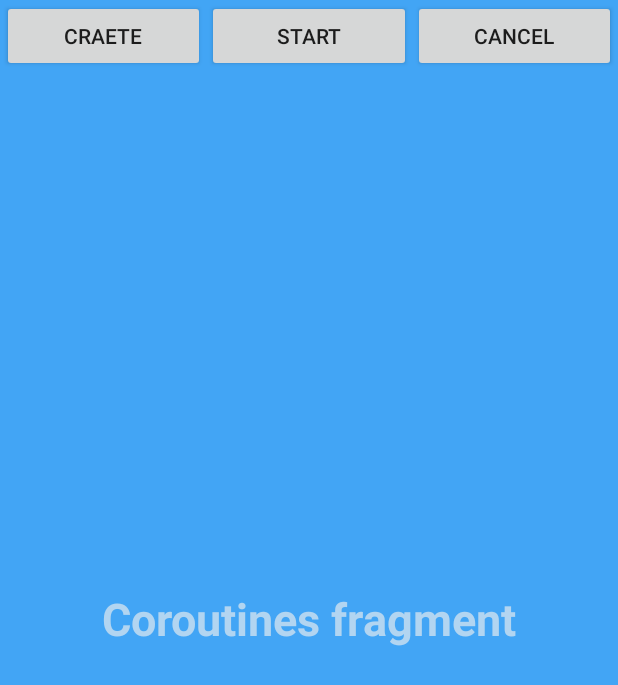
After one commit to antoshk/Android_02_Layouts, an Android app: the fragment TreadsFragment placed in its activity, on a phone screen of 412 x 824 dp. The commit adds this screen. Shown: the top 685 px of the screen. Run offline under Robolectric (Android 15) with nearby library versions, the phone set to English and light mode, and no system bars; pictures from the network do not load.

Commit message:
накрутил потоков в той мере, в которой понял задание

```diff
--- a/app/src/main/java/com/antoshk/android/homework/FragmentLoader.kt
+++ b/app/src/main/java/com/antoshk/android/homework/FragmentLoader.kt
@@ -4,7 +4,7 @@ import androidx.fragment.app.Fragment
 import androidx.fragment.app.FragmentManager
 
 interface FragmentLoader {
-    fun loadFragment(fragment: Fragment)
+    fun loadFragment(fragment: Fragment, addToBackStack: Boolean = true)
 
     fun getSupportManager(): FragmentManager
 }
--- a/app/src/main/java/com/antoshk/android/homework/FragmentLoaderActivity.kt
+++ b/app/src/main/java/com/antoshk/android/homework/FragmentLoaderActivity.kt
@@ -7,23 +7,28 @@ import androidx.fragment.app.FragmentManager
 import com.antoshk.android.R
 import com.antoshk.android.homework.fragment.MoviesFragment
 
-class FragmentLoaderActivity: AppCompatActivity(), FragmentLoader{
+class FragmentLoaderActivity : AppCompatActivity(), FragmentLoader {
+
 
     override fun onCreate(savedInstanceState: Bundle?) {
         super.onCreate(savedInstanceState)
         setContentView(R.layout.frame_container)
-
-        loadFragment(MoviesFragment())
+        if (savedInstanceState == null) {
+            loadFragment(MoviesFragment(), false)
+        }
     }
 
     override fun getSupportManager(): FragmentManager {
         return supportFragmentManager
     }
 
-    override fun loadFragment(fragment: Fragment) {
-        supportFragmentManager
+    override fun loadFragment(fragment: Fragment, addToBackStack: Boolean) {
+        val transaction = supportFragmentManager
             .beginTransaction()
-            .addToBackStack(null)
+        if (addToBackStack) {
+            transaction.addToBackStack(null)
+        }
+        transaction
             .replace(R.id.container, fragment)
             .commit()
     }
--- a/app/src/main/java/com/antoshk/android/homework/fragment/MoviesFragment.kt
+++ b/app/src/main/java/com/antoshk/android/homework/fragment/MoviesFragment.kt
@@ -5,6 +5,7 @@ import android.os.Bundle
 import android.view.LayoutInflater
 import android.view.View
 import android.view.ViewGroup
+import androidx.appcompat.widget.Toolbar
 import androidx.fragment.app.Fragment
 import androidx.recyclerview.widget.DividerItemDecoration
 import androidx.recyclerview.widget.LinearLayoutManager
@@ -13,6 +14,9 @@ import com.antoshk.android.R
 import com.antoshk.android.homework.FragmentLoader
 import com.antoshk.android.homework.adapter.MovieRecyclerAdapter
 import com.antoshk.android.homework.repository.MovieRepo
+import com.antoshk.android.homework.thread.factory.CoroutineTaskFactory
+import com.antoshk.android.homework.thread.factory.JavaTreadsTaskFactory
+
 
 class MoviesFragment : Fragment() {
 
@@ -24,12 +28,18 @@ class MoviesFragment : Fragment() {
         savedInstanceState: Bundle?
     ): View = inflater.inflate(R.layout.activity_movies, container, false)
 
-    override fun onAttach(context: Context?) {
+    override fun onAttach(context: Context) {
         super.onAttach(context)
         if (context is FragmentLoader) {
             fragmentLoader = context
         }
     }
+
+    override fun onDetach() {
+        super.onDetach()
+        fragmentLoader = null
+    }
+
 
     override fun onViewCreated(view: View, savedInstanceState: Bundle?) {
         super.onViewCreated(view, savedInstanceState)
@@ -47,6 +57,29 @@ class MoviesFragment : Fragment() {
         val decoration = DividerItemDecoration(view.context, DividerItemDecoration.VERTICAL)
         list.addItemDecoration(decoration)
 
+        processMenu(view)
+
+    }
+
+    private fun processMenu(view: View){
+        val toolbar: Toolbar = view.findViewById(R.id.toolbar)
+        toolbar.inflateMenu(R.menu.threads_menu)
+
+        toolbar.setOnMenuItemClickListener {
+            when (it.itemId){
+                R.id.menuCoroutines -> {
+                    fragmentLoader?.loadFragment(TreadsFragment.newInstance(CoroutineTaskFactory()))
+                    true
+                }
+                R.id.menuThreads -> {
+                    fragmentLoader?.loadFragment(TreadsFragment.newInstance(JavaTreadsTaskFactory()))
+                    true
+                }
+                else -> {
+                    super.onOptionsItemSelected(it)
+                }
+            }
+        }
     }
 
 }
--- /dev/null
+++ b/app/src/main/java/com/antoshk/android/homework/fragment/TreadsFragment.kt
@@ -0,0 +1,137 @@
+package com.antoshk.android.homework.fragment
+
+import android.content.Context
+import android.os.Bundle
+import android.view.LayoutInflater
+import android.view.View
+import android.view.ViewGroup
+import android.widget.Button
+import android.widget.TextView
+import androidx.fragment.app.Fragment
+import com.antoshk.android.R
+import com.antoshk.android.homework.FragmentLoader
+import com.antoshk.android.homework.thread.CounterTask
+import com.antoshk.android.homework.thread.CounterTaskStates
+import com.antoshk.android.homework.thread.TaskEventListener
+import com.antoshk.android.homework.thread.factory.TaskFactory
+import kotlinx.coroutines.CoroutineScope
+import kotlinx.coroutines.Dispatchers
+import kotlinx.coroutines.SupervisorJob
+import java.lang.ref.WeakReference
+
+const val ARG_COUNTER_STATE = "ARG_COUNTER_STATE"
+const val ARG_STATE = "ARG_STATE"
+
+class TreadsFragment : Fragment(), CoroutineScope, TaskEventListener {
+
+    override val coroutineContext = SupervisorJob() + Dispatchers.Main
+    private var fragmentLoader: FragmentLoader? = null
+    private var counterTask: CounterTask? = null
+    private var state = CounterTaskStates.NOT_CREATED
+    private var taskFactory: TaskFactory? = null
+
+    companion object {
+        private const val TASK_FACTORY = "TASK_FACTORY"
+
+        fun newInstance(taskFactory: TaskFactory): TreadsFragment {
+            val fragment = TreadsFragment()
+            val bundle = Bundle()
+            bundle.putSerializable(TASK_FACTORY, taskFactory)
+            fragment.arguments = bundle
+            return fragment
+        }
+    }
+
+    override fun onCreateView(
+        inflater: LayoutInflater,
+        container: ViewGroup?,
+        savedInstanceState: Bundle?
+    ): View = inflater.inflate(R.layout.activity_threads, container, false)
+
+    override fun onAttach(context: Context) {
+        super.onAttach(context)
+        if (context is FragmentLoader) {
+            fragmentLoader = context
+        }
+    }
+
+    override fun onDetach() {
+        super.onDetach()
+        fragmentLoader = null
+    }
+
+    override fun onViewCreated(view: View, savedInstanceState: Bundle?) {
+        super.onViewCreated(view, savedInstanceState)
+
+        taskFactory = arguments?.getSerializable(TASK_FACTORY) as TaskFactory?
+        val output: TextView = view.findViewById(R.id.threads_output)
+        output.text = "Coroutines fragment"
+        view.findViewById<Button>(R.id.create_thread_button).setOnClickListener {
+            counterTask = taskFactory?.createTask(WeakReference(this), coroutineContext)
+            output.text = "Task created"
+            state = CounterTaskStates.CREATED
+        }
+        view.findViewById<Button>(R.id.start_thread_button).setOnClickListener {
+            counterTask?.start()
+        }
+        view.findViewById<Button>(R.id.cancel_thread_button).setOnClickListener {
+            counterTask?.cancel()
+            output.text = "Task canceled"
+            state = CounterTaskStates.FINISHED
+        }
+
+        restoreState(savedInstanceState)
+
+    }
+
+    private fun restoreState(savedInstanceState: Bundle?) {
+        if (savedInstanceState != null) {
+
+            val savedState = (savedInstanceState.getSerializable(ARG_STATE) ?: CounterTaskStates.NOT_CREATED) as CounterTaskStates
+            val savedValue: String? = savedInstanceState.getString(ARG_COUNTER_STATE)
+
+            when (savedState) {
+                CounterTaskStates.STARTED -> {
+                    savedValue?.toIntOrNull()?.let { initValue: Int ->
+                        counterTask = taskFactory?.createTask(WeakReference(this), coroutineContext, initValue)
+                        counterTask?.start()
+                    }
+                }
+                CounterTaskStates.CREATED -> {
+                    counterTask = taskFactory?.createTask(WeakReference(this), coroutineContext)
+                    updateText(savedValue)
+                }
+                else -> updateText(savedValue)
+            }
+
+        }
+    }
+
+    override fun onSaveInstanceState(outState: Bundle) {
+        view?.findViewById<TextView>(R.id.threads_output).run {
+            outState.putString(ARG_COUNTER_STATE, this?.text.toString())
+        }
+        outState.putSerializable(ARG_STATE, state)
+        super.onSaveInstanceState(outState)
+    }
+
+    override fun onPreExecute() {
+        updateText("Task started")
+        state = CounterTaskStates.STARTED
+    }
+
+    override fun onPostExecute() {
+        updateText("Done")
+        state = CounterTaskStates.FINISHED
+    }
+
+    override fun onProgressUpdate(progress: Int) {
+        updateText(progress.toString())
+    }
+
+    private fun updateText(text: String?) {
+        view?.findViewById<TextView>(R.id.threads_output).run {
+            this?.text = text
+        }
+    }
+}
--- /dev/null
+++ b/app/src/main/java/com/antoshk/android/homework/thread/CounterTask.kt
@@ -0,0 +1,6 @@
+package com.antoshk.android.homework.thread
+
+interface CounterTask {
+    fun start()
+    fun cancel()
+}
--- /dev/null
+++ b/app/src/main/java/com/antoshk/android/homework/thread/CounterTaskStates.kt
@@ -0,0 +1,5 @@
+package com.antoshk.android.homework.thread
+
+enum class CounterTaskStates {
+    NOT_CREATED, CREATED, STARTED, FINISHED
+}
--- /dev/null
+++ b/app/src/main/java/com/antoshk/android/homework/thread/TaskEventListener.kt
@@ -0,0 +1,8 @@
+package com.antoshk.android.homework.thread
+
+interface TaskEventListener {
+
+    fun onPreExecute()
+    fun onPostExecute()
+    fun onProgressUpdate(progress: Int)
+}
--- /dev/null
+++ b/app/src/main/res/layout/activity_threads.xml
@@ -0,0 +1,54 @@
+<?xml version="1.0" encoding="utf-8"?>
+
+
+<androidx.constraintlayout.widget.ConstraintLayout xmlns:android="http://schemas.android.com/apk/res/android"
+    xmlns:app="http://schemas.android.com/apk/res-auto"
+    xmlns:tools="http://schemas.android.com/tools"
+    android:layout_width="match_parent"
+    android:layout_height="match_parent"
+
+    android:background="#42A5F5">
+
+    <Button
+        android:id="@+id/create_thread_button"
+        android:layout_width="0dp"
+        android:layout_height="wrap_content"
+        android:text="CRAETE"
+        app:layout_constraintEnd_toStartOf="@id/start_thread_button"
+        app:layout_constraintStart_toStartOf="parent"
+        app:layout_constraintTop_toTopOf="parent"
+        app:layout_constraintWidth_percent="0.33" />
+
+    <Button
+        android:id="@+id/start_thread_button"
+        android:layout_width="0dp"
+        android:layout_height="wrap_content"
+        android:text="START"
+        app:layout_constraintEnd_toStartOf="@+id/cancel_thread_button"
+        app:layout_constraintStart_toEndOf="@+id/create_thread_button"
+        app:layout_constraintTop_toTopOf="parent"
+        app:layout_constraintWidth_percent=".33" />
+
+    <Button
+        android:id="@+id/cancel_thread_button"
+        android:layout_width="0dp"
+        android:layout_height="wrap_content"
+        android:text="CANCEL"
+        app:layout_constraintEnd_toEndOf="parent"
+        app:layout_constraintStart_toEndOf="@id/start_thread_button"
+        app:layout_constraintTop_toTopOf="parent"
+        app:layout_constraintWidth_percent=".33" />
+
+    <TextView
+        android:id="@+id/threads_output"
+        android:layout_width="wrap_content"
+        android:layout_height="wrap_content"
+        android:textColor="#B2D5F1"
+        android:textSize="30sp"
+        android:textStyle="bold"
+        tools:text="Output"
+        app:layout_constraintBottom_toBottomOf="parent"
+        app:layout_constraintEnd_toEndOf="parent"
+        app:layout_constraintStart_toStartOf="parent"
+        app:layout_constraintTop_toTopOf="parent" />
+</androidx.constraintlayout.widget.ConstraintLayout>
--- a/app/src/main/res/layout/frame_container.xml
+++ b/app/src/main/res/layout/frame_container.xml
@@ -1,13 +1,8 @@
 <?xml version="1.0" encoding="utf-8"?>
 
 <FrameLayout xmlns:android="http://schemas.android.com/apk/res/android"
-    xmlns:app="http://schemas.android.com/apk/res-auto"
     xmlns:tools="http://schemas.android.com/tools"
     android:id="@+id/container"
-    android:layout_width="0dp"
-    android:layout_height="0dp"
-    app:layout_constraintBottom_toBottomOf="parent"
-    app:layout_constraintEnd_toEndOf="parent"
-    app:layout_constraintStart_toStartOf="parent"
-    app:layout_constraintTop_toTopOf="parent"
+    android:layout_width="match_parent"
+    android:layout_height="match_parent"
     tools:context=".homework.FragmentLoaderActivity" />
--- /dev/null
+++ b/app/src/main/res/menu/threads_menu.xml
@@ -0,0 +1,12 @@
+<?xml version="1.0" encoding="utf-8"?>
+<menu xmlns:app="http://schemas.android.com/apk/res-auto"
+    xmlns:android="http://schemas.android.com/apk/res/android">
+
+    <item
+        android:id="@+id/menuCoroutines"
+        android:title="@string/open_coroutines_activity" />
+
+    <item
+        android:id="@+id/menuThreads"
+        android:title="@string/open_thread_handler_activity" />
+</menu>
--- a/app/src/main/res/values/strings.xml
+++ b/app/src/main/res/values/strings.xml
@@ -5,4 +5,6 @@
     <string name="released">Released:</string>
     <string name="movie_trailer">MOVIE TRAILER</string>
     <string name="overview">Overview:</string>
+    <string name="open_coroutines_activity">Open Coroutines Activity</string>
+    <string name="open_thread_handler_activity">Open Thread Handler Activity</string>
 </resources>
--- a/app/src/main/res/values/styles.xml
+++ b/app/src/main/res/values/styles.xml
@@ -1,7 +1,7 @@
 <resources>
 
     <!-- Base application theme. -->
-    <style name="AppTheme" parent="Theme.AppCompat.Light.DarkActionBar">
+    <style name="AppTheme" parent="Theme.AppCompat.Light.NoActionBar">
         <!-- Customize your theme here. -->
         <item name="colorPrimary">@color/colorPrimary</item>
         <item name="colorPrimaryDark">@color/colorPrimaryDark</item>
```
Also changed, not shown: app/build.gradle (+6 -4 lines), app/src/main/java/com/antoshk/android/homework/thread/CounterCoroutineTask.kt (added, +47 -0 lines), app/src/main/java/com/antoshk/android/homework/thread/JavaThreadsTask.kt (added, +70 -0 lines), app/src/main/java/com/antoshk/android/homework/thread/factory/CoroutineTaskFactory.kt (added, +13 -0 lines), app/src/main/java/com/antoshk/android/homework/thread/factory/JavaTreadsTaskFactory.kt (added, +13 -0 lines), app/src/main/java/com/antoshk/android/homework/thread/factory/TaskFactory.kt (added, +17 -0 lines), app/src/main/res/layout/activity_movies.xml (+27 -5 lines).
